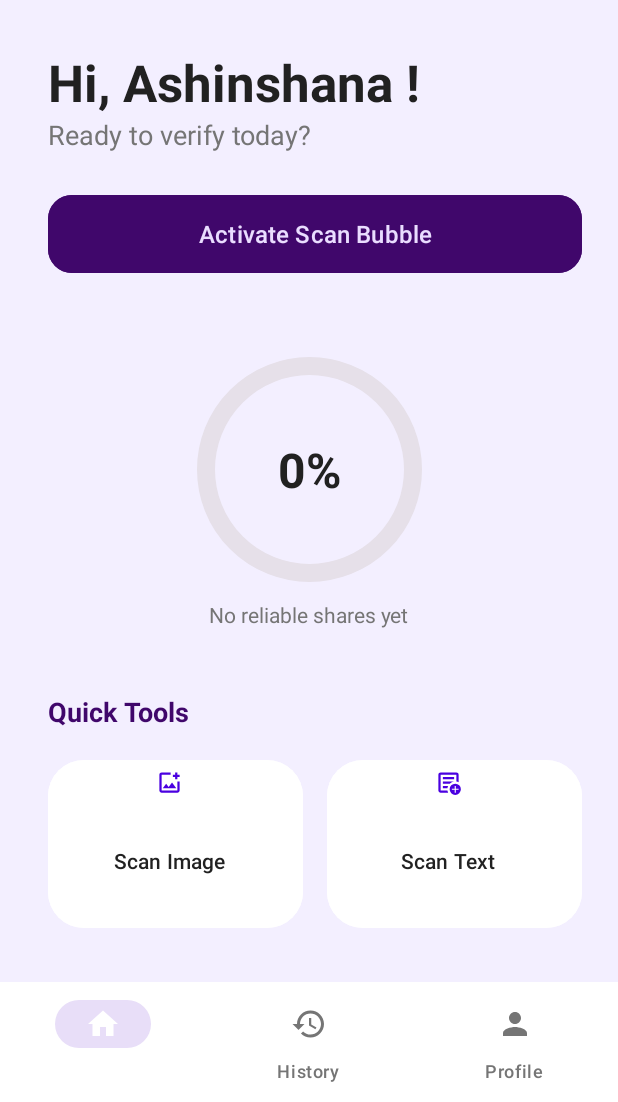
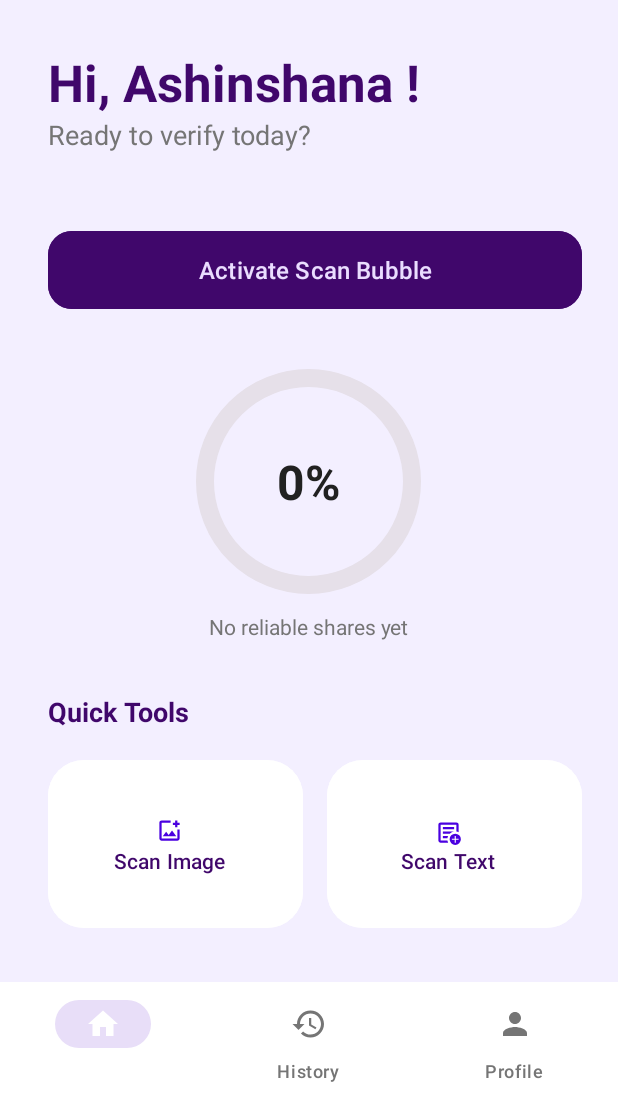
Before and after one commit to Ashiy-Ishan/Trust_bubble_fronted, an Android app: the screen it shows after launch (MainActivity), on a phone screen of 412 x 824 dp, the part 134-1236 px from its top. Run offline under Robolectric (Android 15) with nearby library versions, the phone set to English and light mode, and no system bars; our stand-ins replace navigation-ui.

Commit message:
home page updated_2

```diff
--- a/app/src/main/res/layout/fragment_home.xml
+++ b/app/src/main/res/layout/fragment_home.xml
@@ -60,7 +60,7 @@
         android:layout_marginTop="32dp"
         android:layout_marginEnd="24dp"
         android:text="Hi, Ashinshana !"
-        android:textColor="@color/text_color_primary"
+        android:textColor="#40076B"
         android:textSize="34sp"
         android:textStyle="bold"
         app:layout_constraintStart_toStartOf="@+id/ivLogo"
@@ -78,30 +78,33 @@
         app:layout_constraintTop_toBottomOf="@id/tv_greeting_name" />
 
     <!-- Active Scan Button -->
+
+    <!-- Progress Section -->
     <com.google.android.material.button.MaterialButton
         android:id="@+id/btn_active_scan"
         android:layout_width="0dp"
         android:layout_height="60dp"
-        android:layout_marginTop="24dp"
+        android:layout_marginTop="48dp"
+        android:backgroundTint="#40076B"
         android:text="Activate Scan Bubble"
         android:textColor="@color/icon_background"
         android:textSize="16sp"
         app:cornerRadius="16dp"
-        android:backgroundTint="#40076B"
         app:layout_constraintEnd_toEndOf="@id/card_profile"
+        app:layout_constraintHorizontal_bias="0.0"
         app:layout_constraintStart_toStartOf="@+id/ivLogo"
         app:layout_constraintTop_toBottomOf="@id/tv_greeting_subtitle" />
 
-    <!-- Progress Section -->
     <com.google.android.material.progressindicator.CircularProgressIndicator
         android:id="@+id/progress_circular"
         android:layout_width="150dp"
         android:layout_height="150dp"
-        android:layout_marginTop="48dp"
+        android:layout_marginTop="32dp"
         android:progress="0"
         app:indicatorColor="#40076B"
         app:indicatorSize="150dp"
         app:layout_constraintEnd_toEndOf="parent"
+        app:layout_constraintHorizontal_bias="0.498"
         app:layout_constraintStart_toStartOf="parent"
         app:layout_constraintTop_toBottomOf="@id/btn_active_scan"
         app:trackColor="#E6E0E9"
@@ -163,9 +166,9 @@
             android:layout_weight="1"
             android:layout_marginEnd="8dp"
             android:text="Scan Image"
-            android:textColor="@color/text_color_primary"
+            android:textColor="#40076B"
             app:icon="@drawable/ic_scan_image"
-            app:iconGravity="top"
+            app:iconGravity="textTop"
             app:iconTint="@color/brand_purple"
             android:backgroundTint="@color/white"
             app:strokeWidth="0dp"
@@ -179,9 +182,9 @@
             android:layout_weight="1"
             android:layout_marginStart="8dp"
             android:text="Scan Text"
-            android:textColor="@color/text_color_primary"
+            android:textColor="#40076B"
             app:icon="@drawable/ic_scan_text"
-            app:iconGravity="top"
+            app:iconGravity="textTop"
             app:iconTint="@color/brand_purple"
             android:backgroundTint="@color/white"
             app:strokeWidth="0dp"
```
